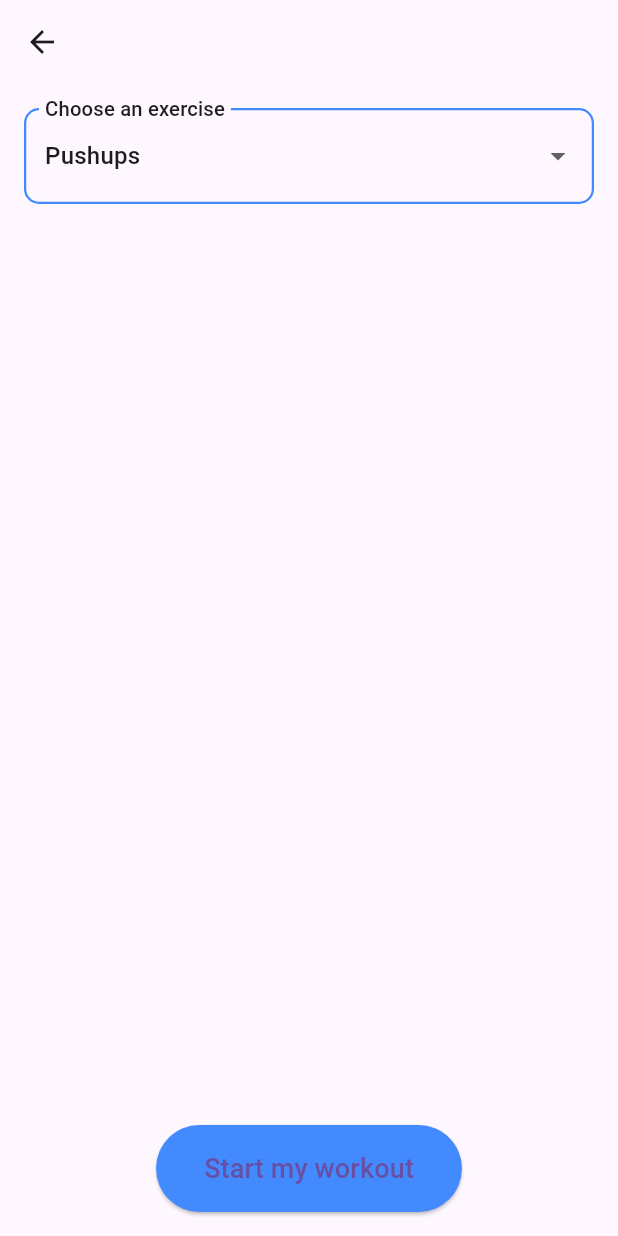
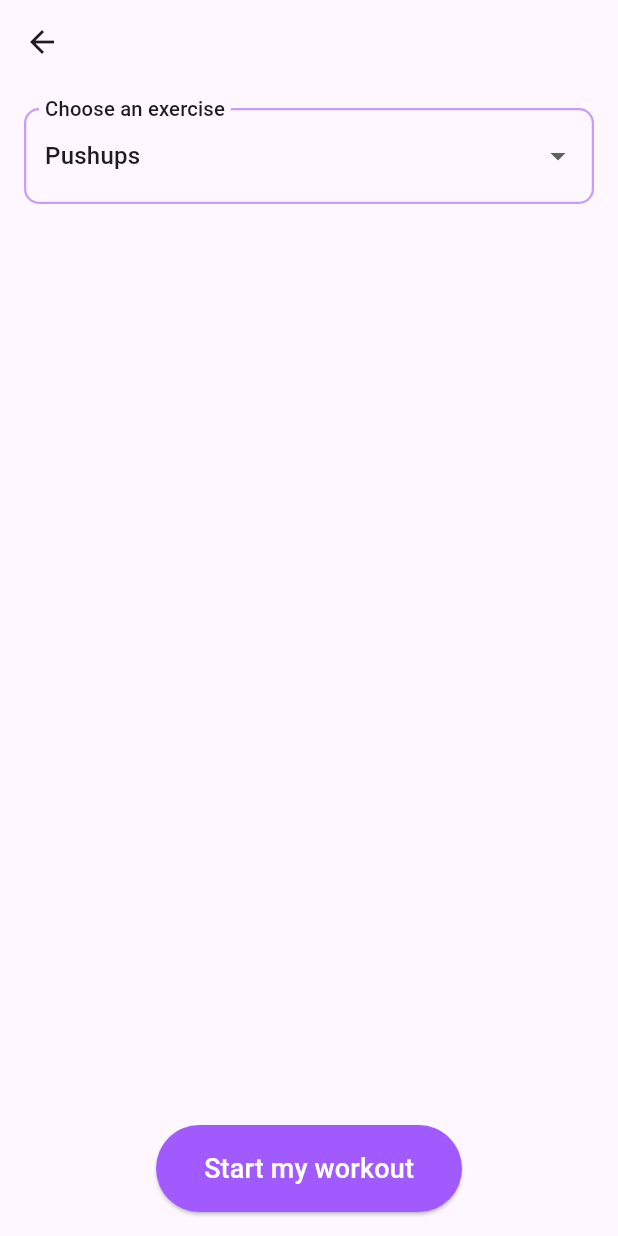
Before and after one commit to vabelash/CourseWork_2025, a Flutter app: the SecondRoute screen opened directly, on a phone screen of 412 x 824 dp. Run offline on Flutter 3.47's test engine with Material 3 defaults, Android fonts, the phone set to English and light mode, and no system bars.

Commit message:
Поменяла цвета кнопок

```diff
--- a/lib/main.dart
+++ b/lib/main.dart
@@ -1,117 +1,3 @@
-// import 'package:flutter/material.dart';
-
-// void main() {
-//   runApp(const MaterialApp(title: 'Navigation Basics', home: FirstRoute()));
-// }
-
-// class FirstRoute extends StatelessWidget {
-//   const FirstRoute({super.key});
-
-//   @override
-//   Widget build(BuildContext context) {
-//     return Scaffold(
-//       appBar: AppBar(title: const Text('First Route')),
-//       body: Center(
-//         child: ElevatedButton(
-//           child: const Text('Open route'),
-//           onPressed: () {
-//             Navigator.push(
-//               context,
-//               MaterialPageRoute(builder: (context) => const SecondRoute()),
-//             );
-//           },
-//         ),
-//       ),
-//     );
-//   }
-// }
-
-// class SecondRoute extends StatefulWidget {
-//   const SecondRoute({super.key});
-
-//   @override
-//   State<SecondRoute> createState() => _SecondRouteState();
-// }
-
-// class _SecondRouteState extends State<SecondRoute> {
-//   final List<String> _exercises = ['Squats', 'Pushups', 'Legpress'];
-//   String _exercise = 'Pushups';
-//   bool _isWorkoutStarted = false;
-
-//   void _toggleWorkout() {
-//     setState(() {
-//       _isWorkoutStarted = !_isWorkoutStarted;
-//     });
-//   }
-
-//   @override
-//   Widget build(BuildContext context) {
-//     return Scaffold(
-//       appBar: AppBar(),
-//       body: Stack(
-//         children: [
-//           Center(),
-//           Align(
-//             alignment: Alignment.topCenter,
-//             child: Padding(
-//               padding: const EdgeInsets.all(16.0),
-//               child: DropdownButtonFormField( // Выпадающий список упражнений
-//                 decoration: InputDecoration(
-//                   border: OutlineInputBorder(
-//                     borderRadius: BorderRadius.circular(10),
-//                   ),
-//                   contentPadding: const EdgeInsets.symmetric(vertical: 20, horizontal: 10),
-//                   enabledBorder: OutlineInputBorder(
-//                     borderRadius: BorderRadius.circular(10),
-//                     borderSide: const BorderSide(color: Colors.blueAccent, width: 1.5),
-//                   ),
-//                   focusedBorder: OutlineInputBorder(
-//                     borderRadius: BorderRadius.circular(10),
-//                     borderSide: const BorderSide(color: Colors.blueAccent, width: 2.5),
-//                   ),
-//                   labelText: 'Choose an exercise',
-//                   labelStyle: Theme.of(context).textTheme.titleMedium?.copyWith(fontSize: 18),
-//                 ),
-//                 items: _exercises
-//                     .map<DropdownMenuItem<String>>(
-//                       (String exercise) => DropdownMenuItem<String>(
-//                         value: exercise,
-//                         child: Text(exercise),
-//                       ),
-//                     )
-//                     .toList(),
-//                 onChanged: (String? exercise) {
-//                   setState(() {
-//                     _exercise = exercise ?? _exercise;
-//                   });
-//                 },
-//                 value: _exercise,
-//               ),
-//             ),
-//           ),
-//           Align(
-//             alignment: Alignment.bottomCenter,
-//             child: Padding(
-//               padding: const EdgeInsets.all(16.0),
-//               child: ElevatedButton(
-//                 onPressed: _toggleWorkout,
-//                 style: ElevatedButton.styleFrom( // Кнопка для начала/конца записи упражнения
-//                   backgroundColor: _isWorkoutStarted ? const Color.fromARGB(255, 78, 121, 143) : Colors.blueAccent,
-//                   padding: const EdgeInsets.symmetric(horizontal: 32, vertical: 16),
-//                 ),
-//                 child: Text(
-//                   _isWorkoutStarted ? 'Finish my workout' : 'Start my workout',
-//                   style: const TextStyle(fontSize: 18),
-//                 ),
-//               ),
-//             ),
-//           ),
-//         ],
-//       ),
-//     );
-//   }
-// }
-
 import 'dart:math' as math;
 import 'package:flutter/material.dart';
 
@@ -146,7 +32,7 @@
       appBar: AppBar(title: const Text('First Route')),
       body: Center(
         child: ElevatedButton(
-          child: const Text('Open route'),
+          child: const Text('Start', style: TextStyle(fontSize: 24)),
           onPressed: () {
             Navigator.push(
               context,
@@ -213,11 +99,11 @@
                   contentPadding: const EdgeInsets.symmetric(vertical: 20, horizontal: 10),
                   enabledBorder: OutlineInputBorder(
                     borderRadius: BorderRadius.circular(10),
-                    borderSide: const BorderSide(color: Colors.blueAccent, width: 1.5),
+                    borderSide: const BorderSide(color: Color.fromARGB(255, 198, 157, 252), width: 1.5),
                   ),
                   focusedBorder: OutlineInputBorder(
                     borderRadius: BorderRadius.circular(10),
-                    borderSide: const BorderSide(color: Colors.blueAccent, width: 2.5),
+                    borderSide: const BorderSide(color: Color.fromARGB(255, 198, 157, 252), width: 2.5),
                   ),
                   labelText: 'Choose an exercise',
                   labelStyle: Theme.of(context).textTheme.titleMedium?.copyWith(fontSize: 18),
@@ -246,7 +132,8 @@
               child: ElevatedButton(
                 onPressed: _toggleWorkout,
                 style: ElevatedButton.styleFrom(
-                  backgroundColor: _isWorkoutStarted ? Colors.blueGrey : Colors.blueAccent,
+                  backgroundColor: _isWorkoutStarted ? const Color.fromARGB(255, 108, 91, 131) : const Color.fromARGB(255, 161, 90, 254),
+                  foregroundColor: Colors.white,
                   padding: const EdgeInsets.symmetric(horizontal: 32, vertical: 16),
                 ),
                 child: Text(
@@ -393,7 +280,8 @@
           duration: const Duration(milliseconds: 250),
           child: FloatingActionButton(
             onPressed: _toggle,
-            child: const Icon(Icons.create),
+            backgroundColor: const Color.fromARGB(255, 198, 157, 252),
+            child: const Icon(Icons.more_horiz),
           ),
         ),
       ),
```
Also changed, not shown: 1 other file.
